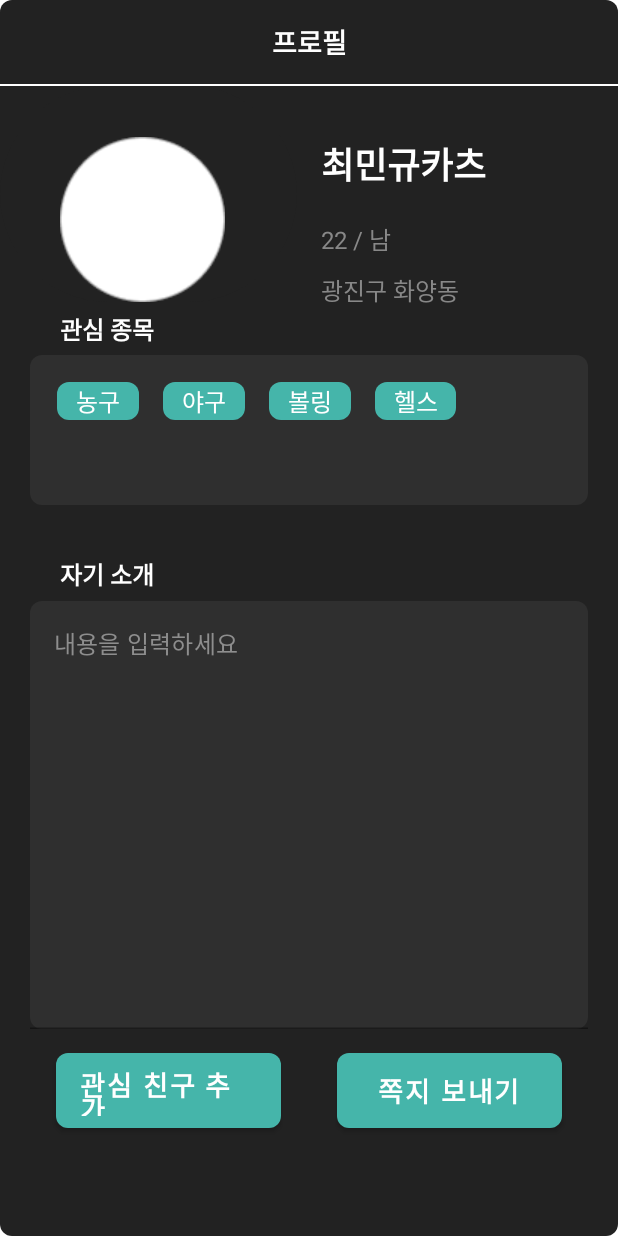
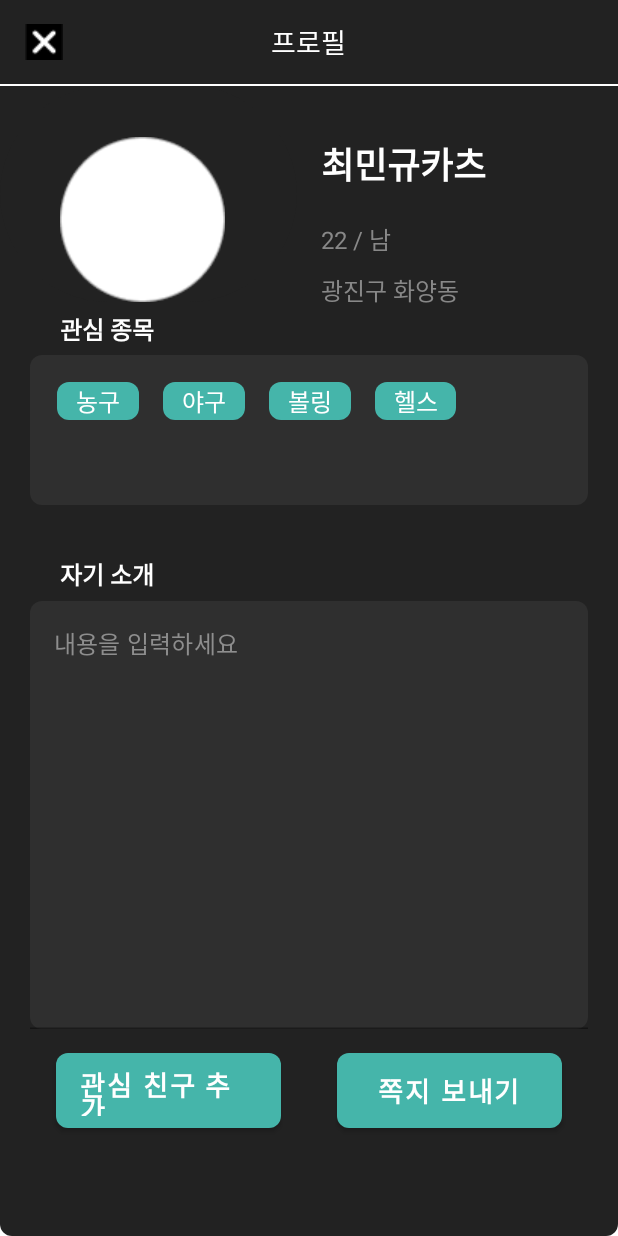
Before and after one commit to beom84/SportsBuddy, an Android app built with Jetpack Compose: the @Preview function ScreenPreview, on a phone screen of 412 x 824 dp. Run offline under Robolectric (Android 15) with nearby library versions, the phone set to English and light mode, and no system bars; Roboto replaces fonts that are not available here.

Commit message:
살짝 손봐주고!

```diff
--- a/app/src/main/java/com/example/sportsbuddy/enroll_match/TopAppBar.kt
+++ b/app/src/main/java/com/example/sportsbuddy/enroll_match/TopAppBar.kt
@@ -68,7 +68,7 @@ fun TopAppBar(
                 Text(
                     text = title,
                     fontFamily = FontFamily(Font(R.font.pretendard_semibold)),
-                    fontSize = 16.sp,
+                    fontSize = 18.sp,
                     color = titleColor,
                     modifier = Modifier
                         .align(Alignment.Center)
--- a/app/src/main/java/com/example/sportsbuddy/friend_profile/FriendProfileScreen.kt
+++ b/app/src/main/java/com/example/sportsbuddy/friend_profile/FriendProfileScreen.kt
@@ -45,6 +45,7 @@ import androidx.compose.ui.tooling.preview.Preview
 import androidx.compose.ui.unit.dp
 import androidx.compose.ui.unit.sp
 import com.example.sportsbuddy.R
+import com.example.sportsbuddy.enroll_match.TopAppBar
 
 @Composable
 fun FriendProfileScreen(modifier: Modifier = Modifier) {
@@ -61,21 +62,13 @@ fun FriendProfileScreen(modifier: Modifier = Modifier) {
             )
             .fillMaxSize()
     ) {
-        Column(
-            modifier = Modifier
-                .height(56.dp)
-                .fillMaxWidth(),
-            verticalArrangement = Arrangement.Center,
-            horizontalAlignment = Alignment.CenterHorizontally
-        ) {
-            Text(
-                text = "프로필",
-                color = Color.White,
-                fontSize = 18.sp,
-                fontWeight = FontWeight.ExtraBold,
-                textAlign = TextAlign.Center
-            )
-        }
+        TopAppBar(
+            onBackIconClick = {},
+            title = "프로필",
+            titleColor = colorResource(R.color.white),
+            onRightIconClick = { /*TODO*/ }, // 추후 마이페이지로 이동 가능하도록 구현
+            rightIconImgId = null
+        )
         Box(
             modifier = Modifier
                 .fillMaxWidth()
```
